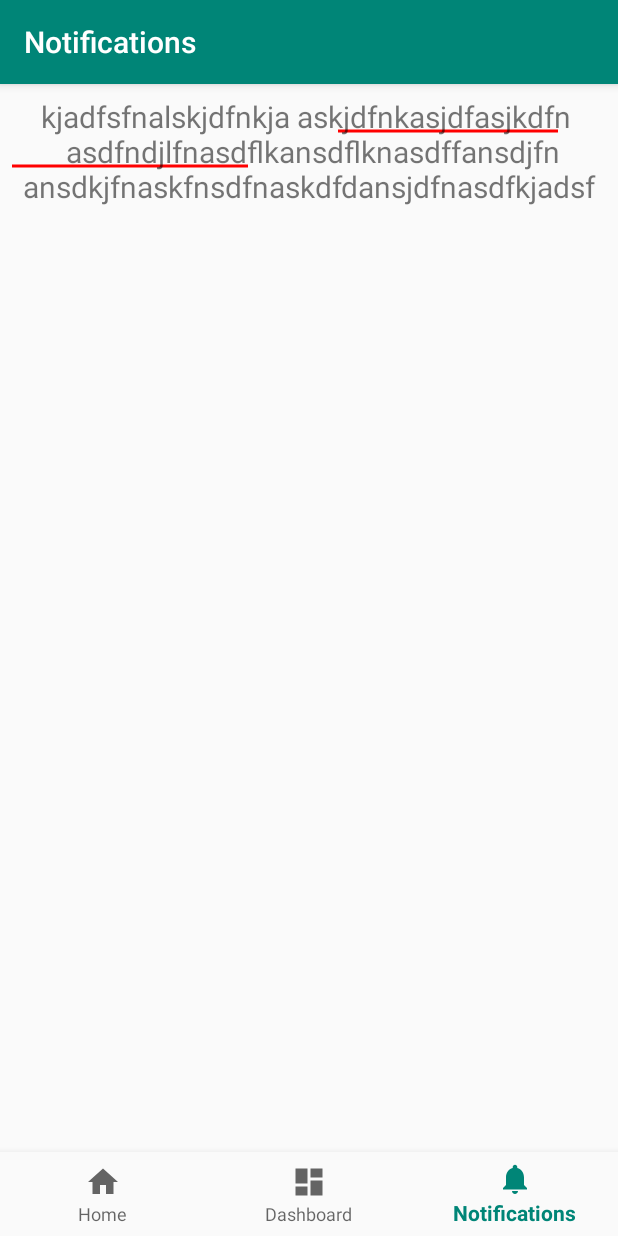
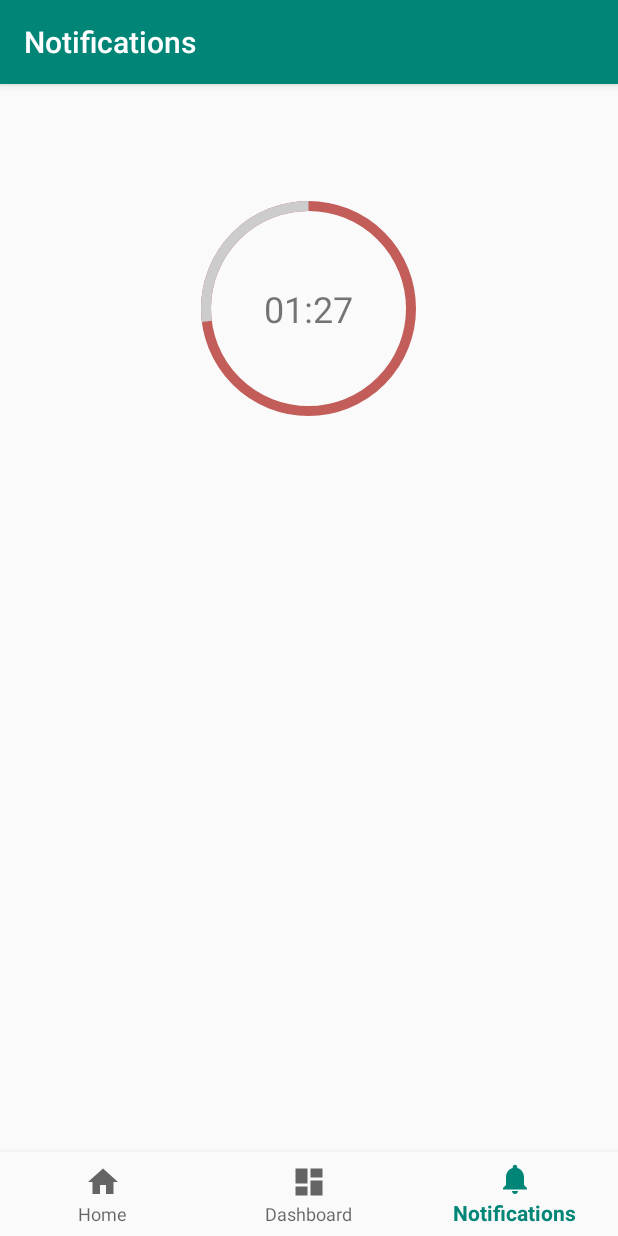
Before and after one commit to sam43/android-networking, an Android app: the NotificationsFragment screen opened through its navigation route, on a phone screen of 412 x 824 dp. Run offline under Robolectric (Android 15) with nearby library versions, the phone set to English and light mode, and no system bars; our stand-ins replace navigation-ui; libraries missing offline, so code that uses them is left out: com.jakewharton.retrofit2; pictures from the network do not load; 1 statement that could not run was skipped.

Commit message:
testing in fragment (working)

```diff
--- a/app/src/main/AndroidManifest.xml
+++ b/app/src/main/AndroidManifest.xml
@@ -6,7 +6,7 @@
     <uses-permission android:name="android.permission.INTERNET"/>
 
     <application
-        android:allowBackup="false"
+        android:allowBackup="true"
         android:icon="@mipmap/ic_launcher"
         android:label="@string/app_name"
         android:roundIcon="@mipmap/ic_launcher_round"
--- a/app/src/main/java/com/sam43/android_networking/MainActivity.kt
+++ b/app/src/main/java/com/sam43/android_networking/MainActivity.kt
@@ -7,8 +7,15 @@ import androidx.navigation.ui.AppBarConfiguration
 import androidx.navigation.ui.setupActionBarWithNavController
 import androidx.navigation.ui.setupWithNavController
 import com.google.android.material.bottomnavigation.BottomNavigationView
+import com.sam43.android_networking.dagger_test.Car
+import com.sam43.android_networking.dagger_test.DaggerCarComponents
+import org.jetbrains.anko.toast
+import javax.inject.Inject
 
 class MainActivity : AppCompatActivity() {
+
+    @Inject
+    lateinit var car: Car
 
     override fun onSupportNavigateUp() =
         findNavController(R.id.nav_host_fragment).navigateUp()
@@ -17,6 +24,9 @@ class MainActivity : AppCompatActivity() {
         super.onCreate(savedInstanceState)
         setContentView(R.layout.activity_main)
         setupNavController()
+        //var components: CarComponents =
+        DaggerCarComponents.create().inject(this)
+        toast(car.drive())
     }
 
     private fun setupNavController() {
@@ -45,4 +55,5 @@ class MainActivity : AppCompatActivity() {
         }
          * */
     }
+
 }
--- /dev/null
+++ b/app/src/main/java/com/sam43/android_networking/dagger_test/Car.kt
@@ -0,0 +1,12 @@
+package com.sam43.android_networking.dagger_test
+
+import javax.inject.Inject
+
+class Car @Inject constructor(wheelsObj: Wheels, engineObj: Engine) {
+    private val engine: Engine = engineObj
+    private val wheels: Wheels = wheelsObj
+
+    fun drive(): String {
+        return "Driving home...."
+    }
+}
--- /dev/null
+++ b/app/src/main/java/com/sam43/android_networking/dagger_test/CarComponents.kt
@@ -0,0 +1,10 @@
+package com.sam43.android_networking.dagger_test
+
+import com.sam43.android_networking.MainActivity
+import dagger.Component
+
+@Component
+interface CarComponents {
+    //fun getCar()
+    fun inject(main: MainActivity)
+}
--- /dev/null
+++ b/app/src/main/java/com/sam43/android_networking/dagger_test/Engine.kt
@@ -0,0 +1,5 @@
+package com.sam43.android_networking.dagger_test
+
+import javax.inject.Inject
+
+class Engine @Inject constructor()
--- /dev/null
+++ b/app/src/main/java/com/sam43/android_networking/dagger_test/Wheels.kt
@@ -0,0 +1,7 @@
+package com.sam43.android_networking.dagger_test
+
+import javax.inject.Inject
+
+class Wheels @Inject constructor() {
+    val text = "This is from dagger 2"
+}
--- a/app/src/main/java/com/sam43/android_networking/ui/notifications/NotificationsFragment.kt
+++ b/app/src/main/java/com/sam43/android_networking/ui/notifications/NotificationsFragment.kt
@@ -1,22 +1,24 @@
 package com.sam43.android_networking.ui.notifications
 
-import android.graphics.Color
 import android.os.Bundle
-import android.text.Spannable
-import android.text.SpannableString
+import android.os.CountDownTimer
 import android.view.LayoutInflater
 import android.view.View
 import android.view.ViewGroup
 import android.widget.TextView
 import androidx.fragment.app.Fragment
-import androidx.lifecycle.Observer
 import androidx.lifecycle.ViewModelProviders
 import com.sam43.android_networking.R
-import com.sam43.android_networking.utils.CustomUnderlineSpan
+import com.sam43.android_networking.utils.formatTimerMillisecond
+import kotlinx.android.synthetic.main.fragment_notifications.view.*
+import org.jetbrains.anko.support.v4.toast
 
 class NotificationsFragment : Fragment() {
 
+    private lateinit var root: View
     private lateinit var notificationsViewModel: NotificationsViewModel
+    private lateinit var timeOutRemoveTimer: CountDownTimer
+    private var TOTAL_TIME = 120 * 1000L
 
     override fun onCreateView(
         inflater: LayoutInflater,
@@ -25,24 +27,37 @@ class NotificationsFragment : Fragment() {
     ): View? {
         notificationsViewModel =
             ViewModelProviders.of(this).get(NotificationsViewModel::class.java)
-        val root = inflater.inflate(R.layout.fragment_notifications, container, false)
+        root = inflater.inflate(R.layout.fragment_notifications, container, false)
         val textView: TextView = root.findViewById(R.id.text_notifications)
-        val spannable: SpannableString? =
-            SpannableString("kjadfsfnalskjdfnkja askjdfnkasjdfasjkdfn \n asdfndjlfnasdflkansdflknasdffansdjfn ansdkjfnaskfnsdfnaskdfdansjdfnasdfkjadsf")
-        notificationsViewModel.text.observe(this, Observer {
-            /*val spannableString = SpannableString(it)
-            val dottedUnderlineSpan = CustomUnderlineSpan(Color.RED, 2, 5)
-            spannableString.setSpan(dottedUnderlineSpan, Spanned.SPAN_EXCLUSIVE_EXCLUSIVE)*/
-            //spannable = SpannableString(it)
-            //textView.text = it
-        })
 
-        spannable?.setSpan(
-            CustomUnderlineSpan(Color.RED, 25, 60),
-            0, spannable.length, Spannable.SPAN_INCLUSIVE_INCLUSIVE
-        )
-
-        textView.text = spannable
+        //textView.text = car.drive()
+        setProgress()
         return root
     }
+
+    private fun setProgress() {
+        val startingProgress = TOTAL_TIME - (30 * 1000L)
+        root.circle_progress.progress = startingProgress.toFloat()
+        timeOutRemoveTimer = object : CountDownTimer(startingProgress, 1) {
+            override fun onFinish() {
+                root.circle_progress.progress = 1f
+            }
+
+            override fun onTick(millisUntilFinished: Long) {
+                root.time.text = formatTimerMillisecond(millisUntilFinished)
+                root.circle_progress.progress =
+                    (TOTAL_TIME - millisUntilFinished).toFloat() / TOTAL_TIME
+            }
+        }
+        timeOutRemoveTimer.start()
+    }
+
+    private fun findOutTimeLeft(): Long {
+        //if (arguments != null) {
+        val expiredAtMills = System.currentTimeMillis().plus(30 * 1000L)
+        val timeLeft = expiredAtMills.minus(System.currentTimeMillis())
+        toast("left time: ${timeLeft.div(1000)}")
+        //}
+        return timeLeft
+    }
 }
--- /dev/null
+++ b/app/src/main/java/com/sam43/android_networking/utils/CircleProgressBar.kt
@@ -0,0 +1,60 @@
+package com.sam43.android_networking.utils
+
+import android.content.Context
+import android.graphics.Canvas
+import android.graphics.Color
+import android.graphics.Paint
+import android.graphics.RectF
+import android.util.AttributeSet
+import android.view.View
+
+class CircleProgressBar @JvmOverloads constructor(
+    context: Context, attrs: AttributeSet? = null, defStyleAttr: Int = 0
+) : View(context, attrs, defStyleAttr) {
+    private val backgroundWidth = 10f
+    private val progressWidth = 10f
+
+    private val progressPaint = Paint().apply {
+        color = Color.LTGRAY
+        style = Paint.Style.STROKE
+        strokeWidth = progressWidth
+        isAntiAlias = true
+    }
+
+    private val backgroundPaint = Paint().apply {
+        color = Color.parseColor("#C35D59")
+        style = Paint.Style.STROKE
+        strokeWidth = backgroundWidth
+        isAntiAlias = true
+    }
+
+    var progress: Float = 100f
+        set(value) {
+            field = value
+            invalidate()
+        }
+
+    private val oval = RectF()
+    private var centerX: Float = 0f
+    private var centerY: Float = 0f
+    private var radius: Float = 0f
+
+    override fun onSizeChanged(w: Int, h: Int, oldw: Int, oldh: Int) {
+        centerX = w.toFloat() / 2
+        centerY = h.toFloat() / 2
+        radius = w.toFloat() / 2 - progressWidth
+        oval.set(
+            centerX - radius,
+            centerY - radius,
+            centerX + radius,
+            centerY + radius
+        )
+        super.onSizeChanged(w, h, oldw, oldh)
+    }
+
+    override fun onDraw(canvas: Canvas?) {
+        super.onDraw(canvas)
+        canvas?.drawCircle(centerX, centerY, radius, backgroundPaint)
+        canvas?.drawArc(oval, -90f, -360f * progress, false, progressPaint)
+    }
+}
--- a/app/src/main/java/com/sam43/android_networking/utils/ext.kt
+++ b/app/src/main/java/com/sam43/android_networking/utils/ext.kt
@@ -11,6 +11,7 @@ import com.sam43.android_networking.room.AppDataBase
 import com.sam43.android_networking.room.Movie
 import kotlinx.coroutines.GlobalScope
 import kotlinx.coroutines.launch
+import java.util.concurrent.TimeUnit
 
 private const val baseUrl = "https://image.tmdb.org/t/p/w500_and_h282_face/"
 
@@ -73,6 +74,18 @@ fun Context.filterUserbyName(userName: String) {
     }
 }
 
+fun formatTimerMillisecond(millisUntilFinished: Long): String {
+    return String.format(
+        "%02d:%02d",
+        TimeUnit.MILLISECONDS.toMinutes(millisUntilFinished) - TimeUnit.HOURS.toMinutes(
+            TimeUnit.MILLISECONDS.toHours(millisUntilFinished)
+        ),
+        TimeUnit.MILLISECONDS.toSeconds(millisUntilFinished) - TimeUnit.MINUTES.toSeconds(
+            TimeUnit.MILLISECONDS.toMinutes(millisUntilFinished)
+        )
+    )
+}
+
 fun Context.getAllUser(): List<Movie?> {
     val db = AppDataBase.invoke(this)
     val movieList: ArrayList<Movie?> = ArrayList()
--- a/app/src/main/res/layout/fragment_home.xml
+++ b/app/src/main/res/layout/fragment_home.xml
@@ -1,6 +1,7 @@
 <?xml version="1.0" encoding="utf-8"?>
 <androidx.constraintlayout.widget.ConstraintLayout xmlns:android="http://schemas.android.com/apk/res/android"
     xmlns:app="http://schemas.android.com/apk/res-auto"
+    android:id="@+id/container_home"
     android:layout_width="match_parent"
     android:layout_height="match_parent">
 
--- a/app/src/main/res/layout/fragment_notifications.xml
+++ b/app/src/main/res/layout/fragment_notifications.xml
@@ -1,20 +1,53 @@
 <?xml version="1.0" encoding="utf-8"?>
-<RelativeLayout xmlns:android="http://schemas.android.com/apk/res/android"
+<androidx.constraintlayout.widget.ConstraintLayout xmlns:android="http://schemas.android.com/apk/res/android"
     android:layout_width="match_parent"
     android:layout_height="match_parent"
     xmlns:tools="http://schemas.android.com/tools"
+    xmlns:app="http://schemas.android.com/apk/res-auto"
     android:clipChildren="false">
 
     <TextView
         android:id="@+id/text_notifications"
         android:layout_width="match_parent"
         android:layout_height="wrap_content"
-        android:layout_marginStart="8dp"
         android:layout_marginTop="8dp"
-        android:layout_marginEnd="8dp"
         android:textAlignment="center"
         android:textSize="20sp"
+        app:layout_constraintEnd_toEndOf="parent"
+        app:layout_constraintStart_toStartOf="parent"
+        app:layout_constraintTop_toTopOf="parent"
         tools:text="@string/app_name" />
 
 
-</RelativeLayout>
+    <FrameLayout
+        android:id="@+id/frameLayout"
+        android:layout_width="match_parent"
+        android:layout_height="wrap_content"
+        android:layout_centerInParent="true"
+        android:layout_marginTop="24dp"
+        android:paddingTop="15dp"
+        android:paddingBottom="15dp"
+        app:layout_constraintEnd_toEndOf="parent"
+        app:layout_constraintStart_toStartOf="parent"
+        app:layout_constraintTop_toBottomOf="@+id/text_notifications">
+
+        <com.sam43.android_networking.utils.CircleProgressBar
+            android:id="@+id/circle_progress"
+            android:layout_width="150dp"
+            android:layout_height="150dp"
+            android:layout_gravity="center"
+            android:paddingStart="50dp"
+            android:paddingEnd="50dp" />
+
+        <TextView
+            android:id="@+id/time"
+            android:layout_width="wrap_content"
+            android:layout_height="wrap_content"
+            android:layout_gravity="center"
+            android:textSize="24sp"
+            tools:text="09:59" />
+
+    </FrameLayout>
+
+
+</androidx.constraintlayout.widget.ConstraintLayout>
--- a/app/src/main/res/navigation/mobile_navigation.xml
+++ b/app/src/main/res/navigation/mobile_navigation.xml
@@ -16,7 +16,7 @@
     </fragment>
     <navigation
         android:id="@+id/dashboard_navigation"
-        app:startDestination="@+id/navigation_home">
+        app:startDestination="@id/navigation_home">
 
         <fragment
             android:id="@+id/navigation_home"
--- a/build.gradle
+++ b/build.gradle
@@ -5,6 +5,9 @@ buildscript {
     repositories {
         google()
         jcenter()
+        maven {
+            url "https://jitpack.io"
+        }
 
     }
     dependencies {
@@ -21,6 +24,9 @@ allprojects {
     repositories {
         google()
         jcenter()
+        maven {
+            url "https://jitpack.io"
+        }
 
     }
 }
```
Also changed, not shown: app/build.gradle (+20 -3 lines), app/src/main/java/com/sam43/android_networking/dagger_test/MyComponents.kt (added, +9 -0 lines), app/src/main/res/drawable/circular_progress_bar.xml (added, +18 -0 lines), 2 other files.
